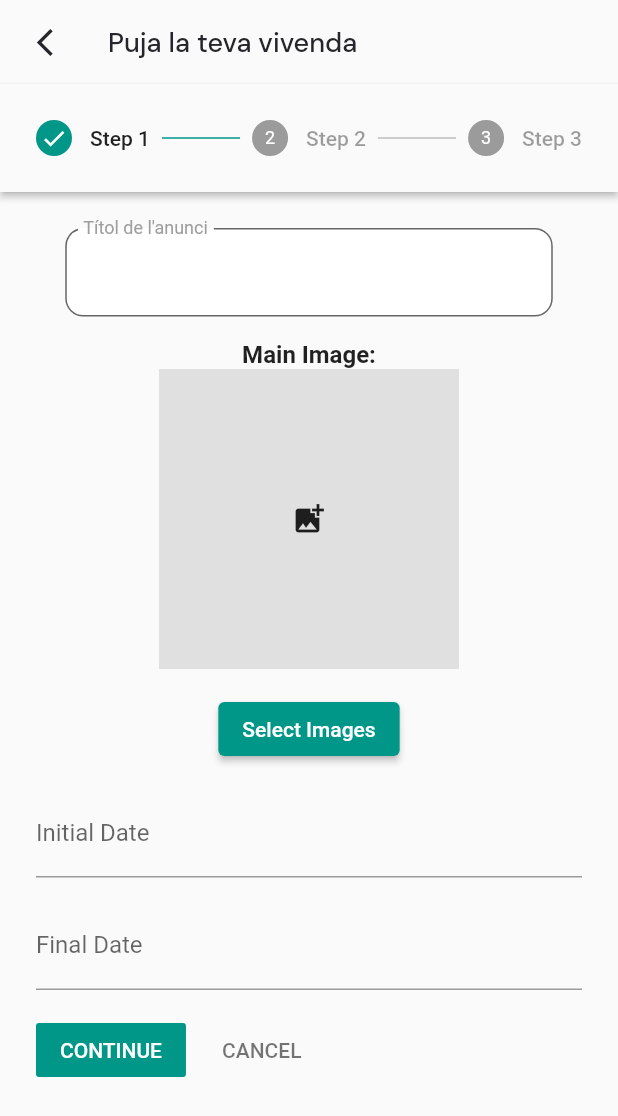
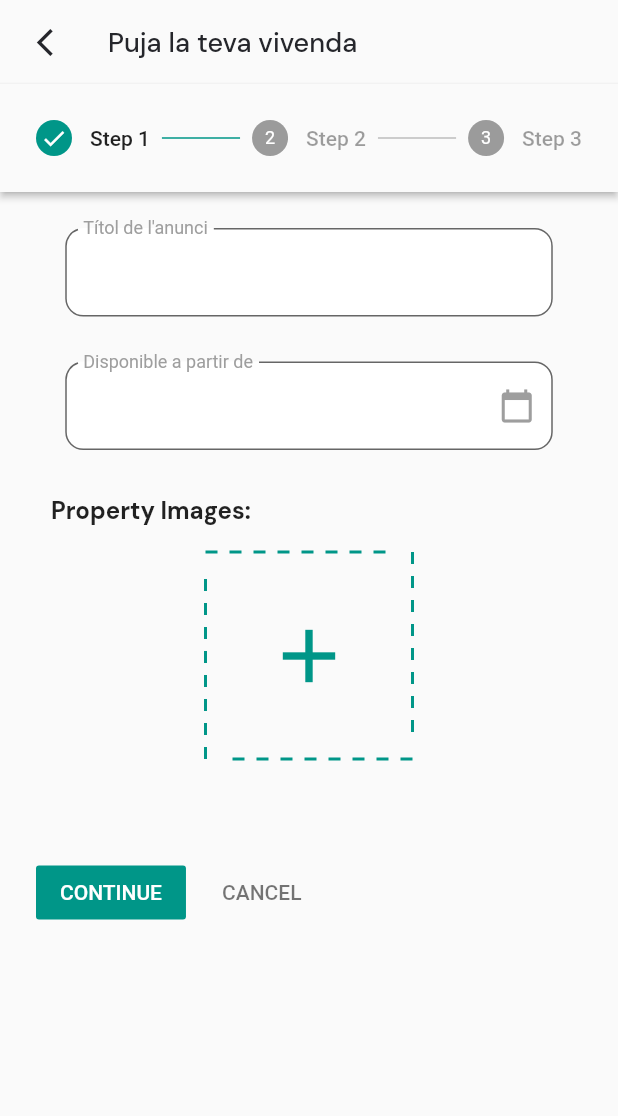
Before and after one commit to Meeeri08/NiuUniversitari, a Flutter app: the AddHousePage screen opened directly, after a tap on "CONTINUE", after a tap on "CANCEL", on a phone screen of 412 x 824 dp. Shown: the top 1116 px of the screen. Run offline on Flutter 3.47's test engine with Material 2 defaults, Android fonts, the phone set to English and light mode, and no system bars; our stand-ins replace appinio_swiper, cloud_firestore, expandable_text, firebase_auth, firebase_core, firebase_storage and 7 more; missing offline and left inert: flutter_date_pickers; accounts and stored records are empty.

Commit message:
Update add_house.dart

```diff
--- a/lib/pages/add_house.dart
+++ b/lib/pages/add_house.dart
@@ -30,7 +30,6 @@ class _AddHousePageState extends State<AddHousePage> {
   List<DateTime> _selectedDates = [];
 
   DateTime? _initialDate;
-  DateTime? _finalDate;
   LatLng? _selectedLocation;
 
   int _currentStep = 0;
@@ -100,28 +99,18 @@ class _AddHousePageState extends State<AddHousePage> {
     return '';
   }
 
-  void _selectDates() async {
-    DateTime? initialDate = await showDatePicker(
+  void _selectDate() async {
+    DateTime? selectedDate = await showDatePicker(
       context: context,
       initialDate: _initialDate ?? DateTime.now(),
       firstDate: DateTime.now().subtract(Duration(days: 365)),
       lastDate: DateTime.now().add(Duration(days: 365)),
     );
 
-    if (initialDate != null) {
-      DateTime? finalDate = await showDatePicker(
-        context: context,
-        initialDate: _finalDate ?? initialDate,
-        firstDate: _initialDate ?? initialDate, // Update here
-        lastDate: DateTime.now().add(Duration(days: 365)),
-      );
-
-      if (finalDate != null) {
-        setState(() {
-          _initialDate = initialDate;
-          _finalDate = finalDate;
-        });
-      }
+    if (selectedDate != null) {
+      setState(() {
+        _initialDate = selectedDate;
+      });
     }
   }
 
@@ -162,7 +151,6 @@ class _AddHousePageState extends State<AddHousePage> {
       'propietari_url': propietariUrl,
       'datainici':
           _initialDate != null ? Timestamp.fromDate(_initialDate!) : null,
-      'datafinal': _finalDate != null ? Timestamp.fromDate(_finalDate!) : null,
       'n_rooms': numberOfRooms,
       'n_bathroom': numberOfBathrooms,
       'price': price,
@@ -215,35 +203,77 @@ class _AddHousePageState extends State<AddHousePage> {
                 ),
               ),
             ),
-            const SizedBox(height: 16),
-            Text(
-              'Main Image:',
-              style: TextStyle(fontSize: 16, fontWeight: FontWeight.bold),
+            const SizedBox(height: 30),
+            Container(
+              width: 325,
+              child: TextFormField(
+                readOnly: true,
+                controller: TextEditingController(
+                  text: _initialDate != null
+                      ? '${_initialDate!.day}/${_initialDate!.month}/${_initialDate!.year}'
+                      : '',
+                ),
+                decoration: InputDecoration(
+                  labelText: 'Disponible a partir de',
+                  suffixIcon: Icon(Icons.calendar_today, color: Colors.grey),
+                  border: OutlineInputBorder(
+                    borderSide: BorderSide(color: Colors.grey.shade300),
+                    borderRadius: BorderRadius.circular(12),
+                  ),
+                  filled: true,
+                  fillColor: Colors.white,
+                  labelStyle: TextStyle(
+                    color: Colors.grey,
+                  ),
+                  floatingLabelBehavior: FloatingLabelBehavior.always,
+                ),
+                onTap: _selectDate,
+                style: TextStyle(
+                  color: Colors.black,
+                ),
+              ),
             ),
-            _selectedImages.isNotEmpty
-                ? Container(
-                    height: 200,
-                    width: 200,
-                    child: Image.file(_selectedImages[0]),
-                  )
-                : Container(
-                    height: 200,
-                    width: 200,
-                    color: Colors.grey.shade300,
-                    child: const Icon(Icons.add_photo_alternate),
+            const SizedBox(height: 30),
+            Align(
+              alignment: Alignment.topLeft,
+              child: Padding(
+                padding: const EdgeInsets.only(left: 10),
+                child: Text(
+                  'Property Images:',
+                  style: GoogleFonts.dmSans(
+                      fontSize: 16, fontWeight: FontWeight.bold),
+                ),
+              ),
+            ),
+            SizedBox(height: 16),
+            GestureDetector(
+              onTap: _selectImages,
+              child: Container(
+                height: 140,
+                width: 140,
+                child: CustomPaint(
+                  painter: DottedBorderPainter(
+                    color: Colors.teal,
+                    strokeWidth: 2.0,
+                    dottedLength: 8.0,
+                    spaceLength: 8.0,
                   ),
-            const SizedBox(height: 16),
-            ElevatedButton(
-              onPressed: _selectImages,
-              child: const Text('Select Images'),
+                  child: Center(
+                    child: Icon(
+                      Icons.add,
+                      size: 60,
+                      color: Colors.teal,
+                    ),
+                  ),
+                ),
+              ),
             ),
-            const SizedBox(height: 16),
+            SizedBox(height: 16),
+            SizedBox(height: 16),
             Wrap(
               spacing: 8,
               runSpacing: 8,
-              children: _selectedImages
-                  .skip(1) // Skipping the first image as it's the main picture
-                  .map((image) {
+              children: _selectedImages.map((image) {
                 return Container(
                   height: 80,
                   width: 80,
@@ -251,31 +281,7 @@ class _AddHousePageState extends State<AddHousePage> {
                 );
               }).toList(),
             ),
-            TextFormField(
-              readOnly: true,
-              controller: TextEditingController(
-                text: _initialDate != null
-                    ? '${_initialDate!.day}/${_initialDate!.month}/${_initialDate!.year}'
-                    : '',
-              ),
-              decoration: const InputDecoration(
-                labelText: 'Initial Date',
-              ),
-              onTap: _selectDates,
-            ),
             const SizedBox(height: 16),
-            TextFormField(
-              readOnly: true,
-              controller: TextEditingController(
-                text: _finalDate != null
-                    ? '${_finalDate!.day}/${_finalDate!.month}/${_finalDate!.year}'
-                    : '',
-              ),
-              decoration: const InputDecoration(
-                labelText: 'Final Date',
-              ),
-              onTap: _selectDates,
-            ),
           ],
         ),
         isActive: _currentStep >= 0,
@@ -383,14 +389,11 @@ class _AddHousePageState extends State<AddHousePage> {
       setState(() {
         _currentStep++;
         if (_currentStep == _buildSteps().length - 1) {
-          // Last step
-          _stepperType =
-              StepperType.horizontal; // Change stepper type to horizontal
+          _stepperType = StepperType.horizontal;
         }
       });
     } else {
-      // Last step
-      _addHouseToFirebase(); // Call the method to add the house data to Firebase
+      _addHouseToFirebase();
     }
   }
 
@@ -430,7 +433,6 @@ class _AddHousePageState extends State<AddHousePage> {
       ),
       body: Theme(
         data: ThemeData(
-          // Establecer el color del checkmark en rojo
           primarySwatch: Colors.teal,
         ),
         child: Stepper(
@@ -461,6 +463,79 @@ class _AddHousePageState extends State<AddHousePage> {
   }
 }
 
+class DottedBorderPainter extends CustomPainter {
+  final Color color;
+  final double strokeWidth;
+  final double dottedLength;
+  final double spaceLength;
+
+  DottedBorderPainter({
+    required this.color,
+    required this.strokeWidth,
+    required this.dottedLength,
+    required this.spaceLength,
+  });
+
+  @override
+  void paint(Canvas canvas, Size size) {
+    final paint = Paint()
+      ..color = color
+      ..strokeWidth = strokeWidth
+      ..style = PaintingStyle.stroke;
+
+    final dashWidth = dottedLength;
+    final dashSpace = spaceLength;
+    final dashes = (size.width / (dashWidth + dashSpace)).floor();
+    final offset = strokeWidth / 2;
+    final borderRadius = BorderRadius.circular(8.0);
+
+    // Draw the top line with dots
+    for (var i = 0; i < dashes; i++) {
+      final startX = i * (dashWidth + dashSpace) + offset;
+      final endX = startX + dashWidth;
+      final path = Path()
+        ..moveTo(startX, offset)
+        ..lineTo(endX, offset);
+      canvas.drawPath(path, paint);
+    }
+
+    // Draw the right line with dots
+    for (var i = 0; i < dashes; i++) {
+      final startY = i * (dashWidth + dashSpace) + offset;
+      final endY = startY + dashWidth;
+      final path = Path()
+        ..moveTo(size.width - offset, startY)
+        ..lineTo(size.width - offset, endY);
+      canvas.drawPath(path, paint);
+    }
+
+    // Draw the bottom line with dots
+    for (var i = 0; i < dashes; i++) {
+      final startX = size.width - (i * (dashWidth + dashSpace) + offset);
+      final endX = startX - dashWidth;
+      final path = Path()
+        ..moveTo(startX, size.height - offset)
+        ..lineTo(endX, size.height - offset);
+      canvas.drawPath(path, paint);
+    }
+
+    // Draw the left line with dots
+    for (var i = 0; i < dashes; i++) {
+      final startY = size.height - (i * (dashWidth + dashSpace) + offset);
+      final endY = startY - dashWidth;
+      final path = Path()
+        ..moveTo(offset, startY)
+        ..lineTo(offset, endY);
+      canvas.drawPath(path, paint);
+    }
+  }
+
+  @override
+  bool shouldRepaint(covariant CustomPainter oldDelegate) {
+    return false;
+  }
+}
+
 class MapSelectionPage extends StatelessWidget {
   @override
   Widget build(BuildContext context) {
```
